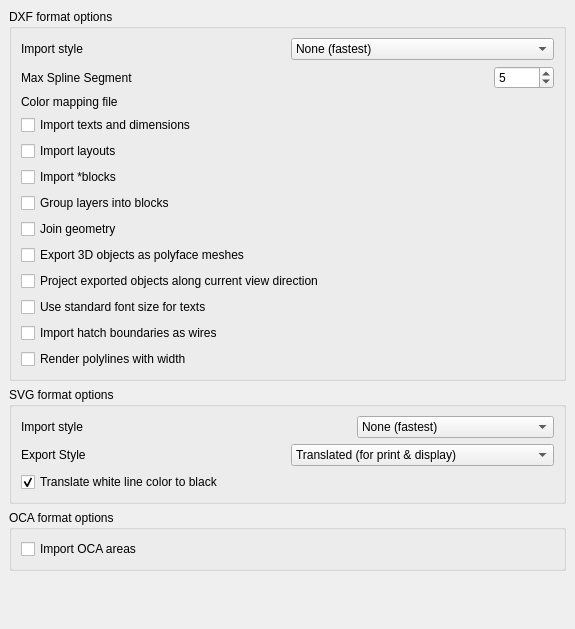
This is src/Mod/Draft/Resources/ui/userprefs-import.ui in berndhahnebach/All_FreeCAD as Qt 5 draws it before an edit. The edited form follows.
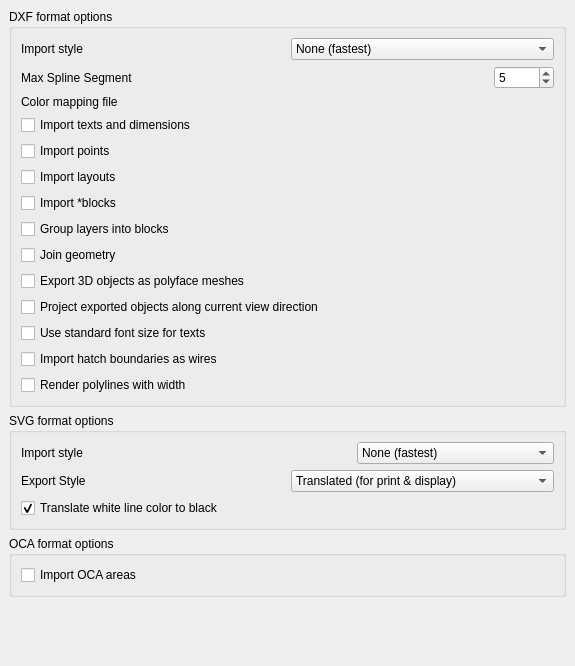
This is the edited form. Custom widgets are drawn as their Qt base class.

Commit message: Draft: added prefs option to disable points in dxf import

What changed in the file:
```diff
--- a/src/Mod/Draft/Resources/ui/userprefs-import.ui
+++ b/src/Mod/Draft/Resources/ui/userprefs-import.ui
@@ -7,7 +7,7 @@
     <x>0</x>
     <y>0</y>
     <width>575</width>
-    <height>629</height>
+    <height>666</height>
    </rect>
   </property>
   <property name="windowTitle">
@@ -180,6 +180,23 @@
         </item>
        </layout>
       </item>
+      <item>
+       <layout class="QHBoxLayout" name="horizontalLayout_15">
+        <item>
+         <widget class="Gui::PrefCheckBox" name="gui::prefcheckbox_13">
+          <property name="text">
+           <string>Import points</string>
+          </property>
+          <property name="prefEntry" stdset="0">
+           <cstring>dxfImportPoints</cstring>
+          </property>
+          <property name="prefPath" stdset="0">
+           <cstring>Mod/Draft</cstring>
+          </property>
+         </widget>
+        </item>
+       </layout>
+      </item>
       <item>
        <layout class="QHBoxLayout" name="horizontalLayout_2">
         <item>
```
The commit also changes 2 other files.
